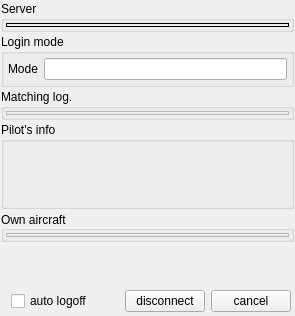
First picture: the form in src/blackgui/components/loginoverviewcomponent.ui, repository swift-project/pilotclient, before the edit.
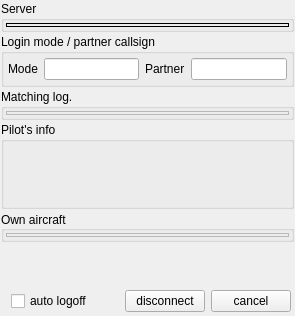
Second picture: the form after the edit. Custom widgets are drawn as their Qt base class.

Commit message:
Ref T761, display partner callsign in adv.login screen
* added context functions
* UI readonly fields

```diff
--- a/src/blackgui/components/loginoverviewcomponent.ui
+++ b/src/blackgui/components/loginoverviewcomponent.ui
@@ -63,9 +63,9 @@
    <item>
     <widget class="QGroupBox" name="gb_LoginMode">
      <property name="title">
-      <string>Login mode</string>
+      <string>Login mode / partner callsign</string>
      </property>
-     <layout class="QFormLayout" name="fl_LoginMode">
+     <layout class="QGridLayout" name="gl_LoginMode">
       <property name="leftMargin">
        <number>4</number>
       </property>
@@ -78,6 +78,20 @@
       <property name="bottomMargin">
        <number>4</number>
       </property>
+      <item row="0" column="1">
+       <widget class="QLineEdit" name="le_LoginMode">
+        <property name="readOnly">
+         <bool>true</bool>
+        </property>
+       </widget>
+      </item>
+      <item row="0" column="2">
+       <widget class="QLabel" name="lbl_PartnerCallsign">
+        <property name="text">
+         <string>Partner</string>
+        </property>
+       </widget>
+      </item>
       <item row="0" column="0">
        <widget class="QLabel" name="lbl_LoginMode">
         <property name="text">
@@ -85,8 +99,8 @@
         </property>
        </widget>
       </item>
-      <item row="0" column="1">
-       <widget class="QLineEdit" name="le_LoginMode">
+      <item row="0" column="3">
+       <widget class="QLineEdit" name="le_PartnerCallsign">
         <property name="readOnly">
          <bool>true</bool>
         </property>
```
Left out of the diff: 1 changed line with no effect on the pictures. The commit also changes 6 other files.
